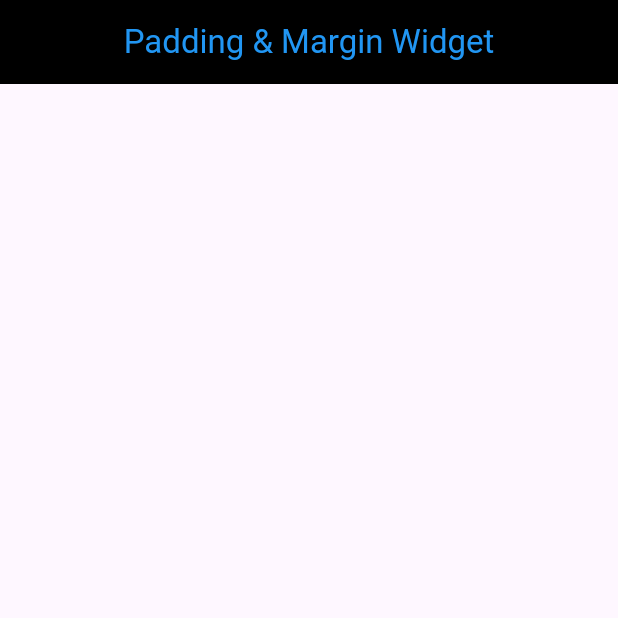
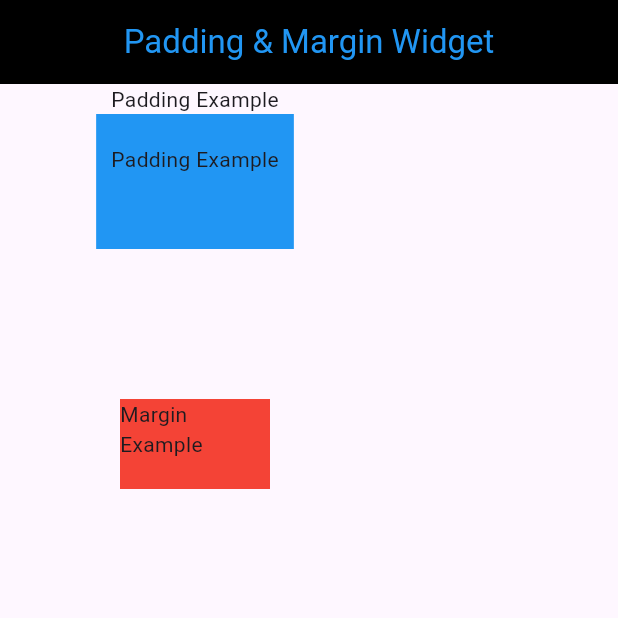
Before and after one commit to Mahafujmr/flutter_all_weiget_practice, a Flutter app: the screen it shows after launch, on a phone screen of 412 x 824 dp, the top half of it. Run offline on Flutter 3.47's test engine with Material 3 defaults, Android fonts, the phone set to English and light mode, and no system bars.

Commit message:
flutter padding & margin widget

```diff
--- a/lib/layout_widgets/padding_margin_widget.dart
+++ b/lib/layout_widgets/padding_margin_widget.dart
@@ -14,6 +14,28 @@ class PaddingMarginWidget extends StatelessWidget {
         ),
         centerTitle: true,
       ),
+      body: Column(
+        children: [
+          Text('Padding Example'),
+          // paddin always space inside
+          Container(
+            // width: 100,
+            // height: 80,
+            color: Colors.blue,
+            padding: EdgeInsets.only(left: 10, right: 10, top: 20, bottom: 50),
+            child: Text('Padding Example'),
+          ),
+          SizedBox(height: 20),
+          // margin always space outside
+          Container(
+            color: Colors.red,
+            width: 100,
+            height: 60,
+            margin: EdgeInsets.all(80),
+            child: Text('Margin Example'),
+          ),
+        ],
+      ),
     );
   }
 }
```
Also changed, not shown: 1 other file.
